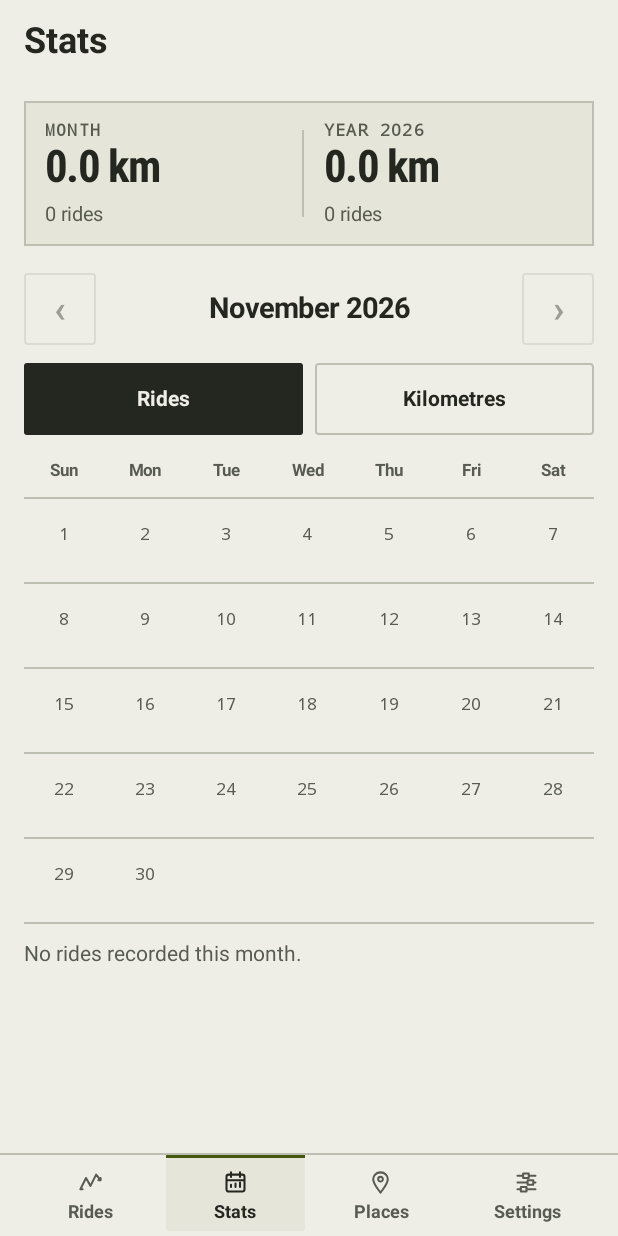
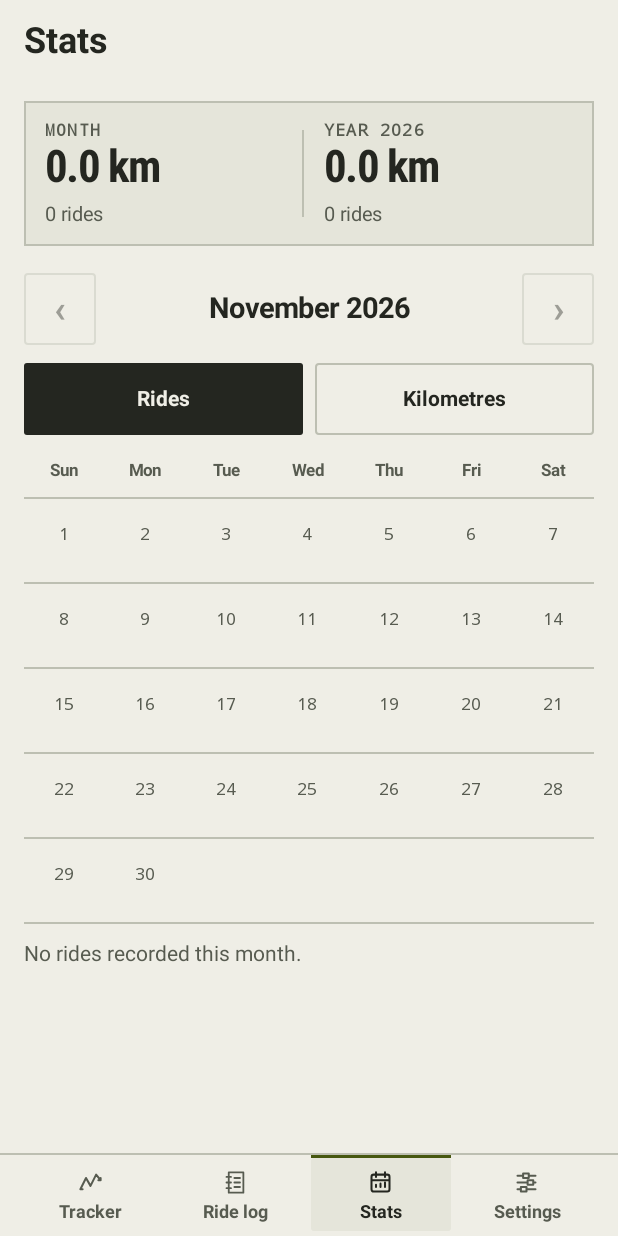
Before and after one commit to ZeroOne3010/bike-there, an Android app: the screen it shows after launch (MainActivity), after a tap on "Stats", on a phone screen of 412 x 824 dp. Run offline under Robolectric (Android 15) with nearby library versions, the phone set to English and light mode, and no system bars; pictures from the network do not load; 3 other taps on this screen came first.

Commit message:
Separate ride log navigation and mark route start and finish

```diff
--- a/app/build.gradle
+++ b/app/build.gradle
@@ -11,8 +11,8 @@ android {
         applicationId 'dev.zeroone.bikethere'
         minSdk 26
         targetSdk 36
-        versionCode = (System.getenv('BIKE_THERE_VERSION_CODE') ?: '5001').toInteger()
-        versionName = System.getenv('BIKE_THERE_VERSION_NAME') ?: '0.5.1'
+        versionCode = (System.getenv('BIKE_THERE_VERSION_CODE') ?: '6000').toInteger()
+        versionName = System.getenv('BIKE_THERE_VERSION_NAME') ?: '0.6.0'
     }
 
     signingConfigs {
--- a/app/src/main/java/dev/zeroone/bikethere/LiveMap.java
+++ b/app/src/main/java/dev/zeroone/bikethere/LiveMap.java
@@ -14,6 +14,7 @@ import java.util.List;
 @SuppressLint("ViewConstructor")
 final class LiveMap extends SlippyMap {
     private final Paint paint = new Paint(Paint.ANTI_ALIAS_FLAG);
+    private final RouteMarkers markers;
     private final Path track = new Path();
     private List<Ride.Point> route = Collections.emptyList();
     private Location fix;
@@ -24,6 +25,7 @@ final class LiveMap extends SlippyMap {
 
     LiveMap(Context context, RideColors colours, boolean tiles) {
         super(context, colours, tiles);
+        markers = new RouteMarkers(density);
         showTiles(false);
         setContentDescription("Live ride map. Pan or pinch to explore.");
     }
@@ -122,6 +124,7 @@ final class LiveMap extends SlippyMap {
         canvas.drawPath(track, paint);
 
         if (fix == null) {
+            drawStart(canvas);
             return;
         }
         float x = screenX(mapX(fix.getLongitude()));
@@ -137,5 +140,13 @@ final class LiveMap extends SlippyMap {
         canvas.drawCircle(x, y, 9 * density, paint);
         paint.setColor(accent);
         canvas.drawCircle(x, y, 5.5f * density, paint);
+        drawStart(canvas);
+    }
+
+    private void drawStart(Canvas canvas) {
+        if (!route.isEmpty()) {
+            Ride.Point start = route.get(0);
+            markers.drawStart(canvas, screenX(mapX(start.lon())), screenY(mapY(start.lat())));
+        }
     }
 }
--- a/app/src/main/java/dev/zeroone/bikethere/LiveTrackerPanel.java
+++ b/app/src/main/java/dev/zeroone/bikethere/LiveTrackerPanel.java
@@ -26,7 +26,7 @@ final class LiveTrackerPanel extends LinearLayout {
     private final TextView approximate;
     private final TextView elapsed;
     private final TextView average;
-    private final TextView maximum;
+    private final TextView distance;
     private final TextView help;
     private final LinearLayout actions;
     private final Consumer<String> dispatch;
@@ -91,7 +91,7 @@ final class LiveTrackerPanel extends LinearLayout {
         instruments.setPadding(0, ui.dp(10), 0, ui.dp(8));
         elapsed = addInstrument(instruments, "ELAPSED", 42, 1.55f);
         average = addInstrument(instruments, "AVG KM/H", 30, 1);
-        maximum = addInstrument(instruments, "MAX KM/H", 30, 1);
+        distance = addInstrument(instruments, "DISTANCE KM", 30, 1);
         addView(instruments);
         addView(ui.hairline());
 
@@ -129,7 +129,7 @@ final class LiveTrackerPanel extends LinearLayout {
         setText(satellites, signal);
         setText(elapsed, MainActivity.duration(live.stats().elapsedMillis()));
         setText(average, speed(live.stats().averageSpeedMps()));
-        setText(maximum, speed(live.stats().topSpeedMps()));
+        setText(distance, String.format(Locale.getDefault(), "%.2f", live.stats().distanceMetres() / 1000));
         setText(help, detail(live, hasFix));
         if (state != controlsFor || live.manualPending() != controlsManual) {
             controlsFor = state;
--- a/app/src/main/java/dev/zeroone/bikethere/MainActivity.java
+++ b/app/src/main/java/dev/zeroone/bikethere/MainActivity.java
@@ -47,10 +47,11 @@ import java.util.List;
 import java.util.Locale;
 
 public final class MainActivity extends ComponentActivity {
-    private static final int RIDES = 0;
+    private static final int TRACKER = 0;
     private static final int PLACES = 1;
     private static final int SETTINGS = 2;
     private static final int STATS = 3;
+    private static final int LOG = 4;
     private static final String STATS_DISTANCE = "statsDistance";
 
     private static final int LOCATION_PERMISSION = 10;
@@ -66,7 +67,7 @@ public final class MainActivity extends ComponentActivity {
     private RideColors colours;
     private long playbackOffset;
     private ScrollView scroll;
-    private int page = RIDES;
+    private int page = TRACKER;
     private YearMonth statsMonth;
     private int historyLimit = 40;
     private String selectedRide;
@@ -91,8 +92,10 @@ public final class MainActivity extends ComponentActivity {
         public void handleOnBackPressed() {
             if (selectedRide != null) {
                 closeRide();
+            } else if (page == PLACES) {
+                closePlaces();
             } else {
-                page = RIDES;
+                page = TRACKER;
                 render(false);
                 findMapLocation(false);
             }
@@ -124,7 +127,7 @@ public final class MainActivity extends ComponentActivity {
             store.recoverInterruptedRides();
         }
         if (saved != null) {
-            page = saved.getInt("page", RIDES);
+            page = saved.getInt("page", TRACKER);
             String month = saved.getString("statsMonth");
             statsMonth = month == null ? null : YearMonth.parse(month);
             historyLimit = saved.getInt("limit", 40);
@@ -140,6 +143,17 @@ public final class MainActivity extends ComponentActivity {
     }
 
     @Override
+    protected void onNewIntent(Intent intent) {
+        super.onNewIntent(intent);
+        if (intent.getBooleanExtra("notification", false)) {
+            selectedRide = null;
+            page = TRACKER;
+            render(false);
+            findMapLocation(false);
+        }
+    }
+
+    @Override
     protected void onStart() {
         super.onStart();
         IntentFilter filter = new IntentFilter(TrackerService.UPDATE);
@@ -147,7 +161,7 @@ public final class MainActivity extends ComponentActivity {
         ContextCompat.registerReceiver(this, statusChanges, filter, ContextCompat.RECEIVER_NOT_EXPORTED);
         render(true);
         uiHandler.post(liveTick);
-        if (page == RIDES && selectedRide == null) {
+        if (page == TRACKER && selectedRide == null) {
             findMapLocation(false);
         }
     }
@@ -221,7 +235,7 @@ public final class MainActivity extends ComponentActivity {
     }
 
     private void render(boolean keepScroll) {
-        back.setEnabled(selectedRide != null || page != RIDES);
+        back.setEnabled(selectedRide != null || page != TRACKER);
         int scrollPosition = keepScroll && scroll != null ? scroll.getScrollY() : 0;
         if (keepScroll && selectedRide != null && content != null) {
             refreshWeatherLabel();
@@ -245,7 +259,8 @@ public final class MainActivity extends ComponentActivity {
                 case PLACES -> placesPage();
                 case SETTINGS -> settingsPage();
                 case STATS -> statsPage();
-                default -> historyPage();
+                case LOG -> historyPage();
+                default -> add(trackingPanel(), 0);
             }
             root.addView(ui.hairline());
             root.addView(navigation());
@@ -260,21 +275,29 @@ public final class MainActivity extends ComponentActivity {
         header.setPadding(ui.dp(16), ui.dp(7), ui.dp(16), ui.dp(7));
         header.setMinimumHeight(ui.dp(55));
         if (selectedRide != null) {
-            header.addView(ui.secondary("← Rides", this::closeRide));
+            header.addView(ui.secondary("← Ride log", this::closeRide));
         } else {
+            if (page == PLACES) {
+                Button settings = ui.secondary("‹", this::closePlaces);
+                settings.setContentDescription("Back to settings");
+                header.addView(settings);
+            }
             String title = switch (page) {
                 case PLACES -> "Places";
                 case SETTINGS -> "Settings";
                 case STATS -> "Stats";
+                case LOG -> "Ride log";
                 default -> "BIKE THERE";
             };
-            TextView heading = page == RIDES ? ui.title(title, 34, colours.ink())
+            TextView heading = page == TRACKER ? ui.title(title, 34, colours.ink())
                     : ui.text(title, 24, true, colours.ink());
             ViewCompat.setAccessibilityHeading(heading, true);
-            header.addView(heading, RideUi.weight());
-            if (page != RIDES && TrackerService.state() != Tracker.State.DISARMED) {
+            LinearLayout.LayoutParams headingSize = RideUi.weight();
+            if (page == PLACES) headingSize.leftMargin = ui.dp(10);
+            header.addView(heading, headingSize);
+            if (page != TRACKER && TrackerService.state() != Tracker.State.DISARMED) {
                 header.addView(ui.secondary("Tracker", () -> {
-                            page = RIDES;
+                            page = TRACKER;
                             render(false);
                             findMapLocation(false);
                         }));
@@ -287,18 +310,18 @@ public final class MainActivity extends ComponentActivity {
         LinearLayout bar = ui.row();
         bar.setPadding(ui.dp(12), 0, ui.dp(12), ui.dp(3));
         bar.setBaselineAligned(false);
-        String[] tabs = {"Rides", "Stats", "Places", "Settings"};
-        int[] pages = {RIDES, STATS, PLACES, SETTINGS};
-        int[] icons = {R.drawable.tab_rides, R.drawable.tab_stats, R.drawable.tab_places, R.drawable.tab_settings};
+        String[] tabs = {"Tracker", "Ride log", "Stats", "Settings"};
+        int[] pages = {TRACKER, LOG, STATS, SETTINGS};
+        int[] icons = {R.drawable.tab_rides, R.drawable.tab_log, R.drawable.tab_stats, R.drawable.tab_settings};
         for (int i = 0; i < tabs.length; i++) {
             int tab = pages[i];
-            boolean current = tab == page;
+            boolean current = tab == page || (tab == SETTINGS && page == PLACES);
             int foreground = current ? colours.ink() : colours.muted();
             Button item = ui.button(tabs[i], current ? colours.panel() : Color.TRANSPARENT,
                     foreground, null, () -> {
                         page = tab;
                         render(false);
-                        if (tab == RIDES) {
+                        if (tab == TRACKER) {
                             findMapLocation(false);
                         }
                     });
@@ -355,7 +378,7 @@ public final class MainActivity extends ComponentActivity {
     }
 
     private void updateLivePanel() {
-        if (livePanel != null && page == RIDES && selectedRide == null) {
+        if (livePanel != null && page == TRACKER && selectedRide == null) {
             long now = SystemClock.elapsedRealtime();
             livePanel.update(live(now), now, hasLocation());
         }
@@ -403,9 +426,7 @@ public final class MainActivity extends ComponentActivity {
     }
 
     private void historyPage() {
-        add(trackingPanel(), 23);
         List<RideStore.Summary> history = store.history();
-        add(section("Ride log"), 8);
         content.addView(ui.hairline());
         if (history.isEmpty()) {
             TextView empty = ui.text("No rides yet", 14, false, colours.muted());
@@ -487,6 +508,11 @@ public final class MainActivity extends ComponentActivity {
         }
     }
 
+    private void closePlaces() {
+        page = SETTINGS;
+        render(false);
+    }
+
     private void openPlaceEditor(long id) {
         startActivity(new Intent(this, PlaceEditorActivity.class).putExtra(PlaceEditorActivity.PLACE, id));
     }
@@ -543,6 +569,10 @@ public final class MainActivity extends ComponentActivity {
         toggle("Enable auto-start when opening Bike There", "openToArm", true);
         int timeout = preferences.getInt(TrackerService.SET_TIMEOUT, TrackerService.DEFAULT_TIMEOUT);
         content.addView(listEntry("Auto-start timeout", getString(R.string.timeout_minutes, timeout), () -> editTimeout(timeout)));
+        content.addView(listEntry("Places", "Manage saved arrival circles", () -> {
+            page = PLACES;
+            render(false);
+        }));
         add(ui.hairline(), 13);
         add(section("Maps & weather"), 5);
         toggle("OpenStreetMap tiles", "maps", true);
@@ -662,6 +692,10 @@ public final class MainActivity extends ComponentActivity {
         map.setBackground(ui.shape(colours.panel(), 1, colours.line()));
         map.setClipToOutline(true);
         content.addView(map, new LinearLayout.LayoutParams(-1, ui.dp(300)));
+        TextView legend = ui.text("▶ Start    ▦ Finish", 12, true, colours.muted());
+        legend.setContentDescription("Triangle marks the start. Checkered flag marks the finish.");
+        legend.setPadding(0, ui.dp(7), 0, 0);
+        add(legend, 0);
 
         LinearLayout timeline = ui.row();
         timeline.setPadding(0, ui.dp(13), 0, 0);
@@ -760,6 +794,7 @@ public final class MainActivity extends ComponentActivity {
 
     private void closeRide() {
         selectedRide = null;
+        page = LOG;
         render(false);
     }
 
--- /dev/null
+++ b/app/src/main/res/drawable/tab_log.xml
@@ -0,0 +1,6 @@
+<vector xmlns:android="http://schemas.android.com/apk/res/android"
+    android:width="48dp" android:height="48dp" android:viewportWidth="24" android:viewportHeight="24">
+    <path android:fillColor="#00000000" android:strokeColor="#FFFFFF" android:strokeWidth="1.6"
+        android:strokeLineCap="round" android:strokeLineJoin="round"
+        android:pathData="M6,3h13v18h-13zM4,7h4M4,12h4M4,17h4M11,8h5M11,12h5M11,16h5" />
+</vector>
```
Also changed, not shown: app/src/main/java/dev/zeroone/bikethere/RouteMap.java (+7 -2 lines), app/src/main/java/dev/zeroone/bikethere/RouteMarkers.java (added, +71 -0 lines), 1 other file.
